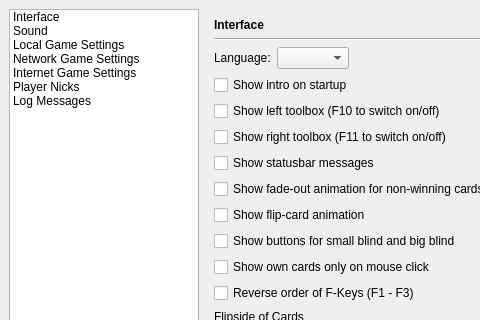
Before: the Qt Designer form src/gui/qt/settingsdialog.ui in pokerth/pokerth, drawn with Qt 5; both pictures show x 0 to 480 and y 0 to 320 of the 632 by 606 pixel window.
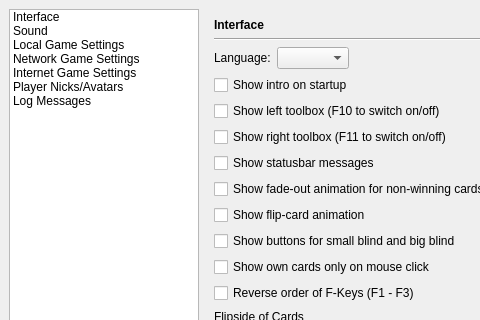
After: the same form once the commit is applied. Icons and pictures are not drawn. Custom widgets are drawn as their Qt base class.

Commit message: bugfix delete human player avatar when click cancel in selectavatardialog

```diff
--- a/src/gui/qt/settingsdialog.ui
+++ b/src/gui/qt/settingsdialog.ui
@@ -2976,7 +2976,7 @@
      </item>
      <item>
       <property name="text" >
-       <string>Player Nicks</string>
+       <string>Player Nicks/Avatars</string>
       </property>
      </item>
      <item>
```
The commit also changes 1 other file.
